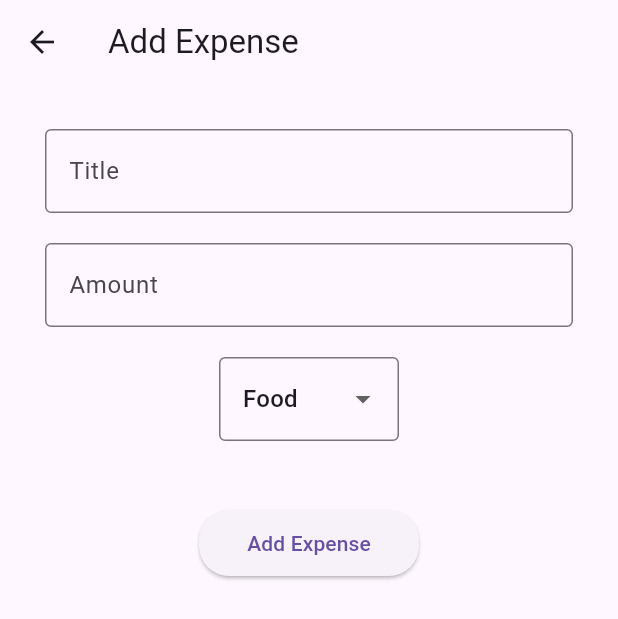
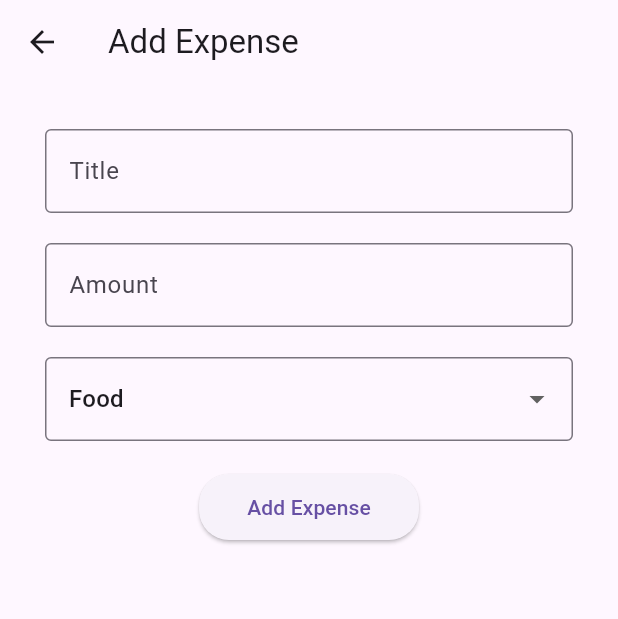
Before and after one commit to Eng-MostafaRamadan/ITI-Tasks, a Flutter app: the screen it shows after launch, after a tap on the "add" icon, on a phone screen of 412 x 824 dp. Shown: the top 619 px of the screen. Run offline on Flutter 3.47's test engine with Material 3 defaults, Android fonts, the phone set to English and light mode, and no system bars; our stand-ins replace flutter_riverpod, loading_indicator.

Commit message:
final code

```diff
--- /dev/null
+++ b/day6_task/lib/Data/expense_class.dart
@@ -0,0 +1,7 @@
+class Expense {
+  final String title;
+  final double amount;
+  final String category;
+
+  Expense({required this.title, required this.amount, required this.category});
+}
--- a/day6_task/lib/expense.dart
+++ b/day6_task/lib/expense.dart
@@ -1,64 +1,79 @@
+import 'package:day6_task/Providers/add_expense.dart';
 import 'package:flutter/material.dart';
+import 'package:flutter_riverpod/flutter_riverpod.dart';
 
-class ExpenseScreen extends StatefulWidget {
+class ExpenseScreen extends ConsumerStatefulWidget {
   const ExpenseScreen({super.key});
 
   @override
-  State<ExpenseScreen> createState() => _ExpenseScreenState();
+  ConsumerState<ExpenseScreen> createState() => _ExpenseScreenState();
 }
 
-class _ExpenseScreenState extends State<ExpenseScreen> {
+class _ExpenseScreenState extends ConsumerState<ExpenseScreen> {
+  final TextEditingController _titleController = TextEditingController();
+  final TextEditingController _amountController = TextEditingController();
+  String _selectedCategory = 'Food';
+  final List<String> _categories = ['Food', 'Transport', 'Shopping', 'Bills'];
+
+  void _addExpense() {
+    final String title = _titleController.text.trim();
+    final double? amount = double.tryParse(_amountController.text.trim());
+
+    if (title.isEmpty || amount == null || amount <= 0) {
+      return;
+    }
+
+    ref
+        .read(expenseProvider.notifier)
+        .addExpense(title, amount, _selectedCategory);
+
+    _titleController.clear();
+    _amountController.clear();
+    _selectedCategory = 'Food';
+
+    Navigator.pop(context);
+  }
+
   @override
   Widget build(BuildContext context) {
-    String selectedCategory = 'Food';
-    final List<String> categories = ['Food', 'Transport', 'Shopping', 'Bills'];
     return Scaffold(
-      appBar: AppBar(
-        title: Text("Add Expense"),
-      ),
+      appBar: AppBar(title: const Text("Add Expense")),
       body: Padding(
         padding: const EdgeInsets.all(30),
         child: Column(
           children: [
             TextField(
-              keyboardType: TextInputType.text,
+              controller: _titleController,
               decoration: const InputDecoration(
-                label: Text("Title"),
+                labelText: "Title",
                 border: OutlineInputBorder(),
               ),
             ),
-            SizedBox(height: 20),
+            const SizedBox(height: 20),
             TextField(
+              controller: _amountController,
               keyboardType: TextInputType.number,
               decoration: const InputDecoration(
-                label: Text("Amount"),
+                labelText: "Amount",
                 border: OutlineInputBorder(),
               ),
             ),
-            SizedBox(height: 20),
-            SizedBox(
-              width: 120,
-              height: 80,
-              child: DropdownButtonFormField(
-                value: selectedCategory,
-                items: categories.map((category) {
-                  return DropdownMenuItem(
-                      value: category, child: Text(category));
+            const SizedBox(height: 20),
+            DropdownButtonFormField(
+              value: _selectedCategory,
+              items: _categories.map((category) {
+                return DropdownMenuItem(value: category, child: Text(category));
               }).toList(),
               onChanged: (value) {
                 setState(() {
-                    selectedCategory = value!;
+                  _selectedCategory = value!;
                 });
               },
               decoration: const InputDecoration(border: OutlineInputBorder()),
             ),
-            ),
-            SizedBox(height: 20),
-            Center(
-              child: ElevatedButton(
-                onPressed: () {
-                  // Handle expense submission
-                },
+            const SizedBox(height: 20),
+            ElevatedButton(
+              onPressed: _addExpense,
               style: ElevatedButton.styleFrom(
                 shape: RoundedRectangleBorder(
                     borderRadius: BorderRadius.circular(20)),
@@ -67,7 +82,6 @@ class _ExpenseScreenState extends State<ExpenseScreen> {
               ),
               child: const Text('Add Expense'),
             ),
-            ),
           ],
         ),
       ),
--- a/day6_task/lib/home_screen.dart
+++ b/day6_task/lib/home_screen.dart
@@ -1,52 +1,98 @@
+import 'package:day6_task/Providers/add_expense.dart';
 import 'package:flutter/material.dart';
+import 'package:flutter_riverpod/flutter_riverpod.dart';
 
-class HomeScreen extends StatelessWidget {
+class HomeScreen extends ConsumerWidget {
   const HomeScreen({super.key});
 
   @override
-  Widget build(BuildContext context) {
+  Widget build(BuildContext context, WidgetRef ref) {
+    final expenses = ref.watch(expenseProvider);
+    final double totalSpent =
+        expenses.fold(0.0, (sum, expense) => sum + expense.amount);
+
     return Scaffold(
       floatingActionButton: FloatingActionButton(
         onPressed: () {
           Navigator.of(context).pushNamed("expense");
         },
-        child: Icon(Icons.add),
+        child: const Icon(Icons.add),
       ),
-      appBar: AppBar(
-        title: Text("Expense Tracker"),
-      ),
-      body: Column(
+      appBar: AppBar(title: const Text("Expense Tracker")),
+      body: Padding(
+        padding: const EdgeInsets.all(16),
+        child: Column(
           children: [
-          Center(
-            child: Padding(
-              padding: const EdgeInsets.only(top: 5),
-              child: Container(
-                padding:
-                    const EdgeInsets.symmetric(horizontal: 16, vertical: 8),
+            Container(
+              padding: const EdgeInsets.symmetric(horizontal: 16, vertical: 8),
               decoration: BoxDecoration(
                 color: Colors.white,
                 borderRadius: BorderRadius.circular(12),
                 boxShadow: [
                   BoxShadow(
-                      color: Colors.black.withOpacity(0.5),
+                    color: Colors.black.withOpacity(0.2),
                     blurRadius: 5,
                     offset: const Offset(0, 2),
                   ),
                 ],
               ),
               child: Text(
-                  'Total Spent: \$ 0.00',
+                'Total Spent: \$${totalSpent.toStringAsFixed(2)}',
                 style: const TextStyle(
-                    fontSize: 16,
+                  fontSize: 18,
                   fontWeight: FontWeight.bold,
                   color: Colors.black87,
                 ),
               ),
             ),
+            const SizedBox(height: 20),
+            Expanded(
+              child: expenses.isEmpty
+                  ? const Center(child: Text("No expenses added"))
+                  : ListView.builder(
+                      itemCount: expenses.length,
+                      itemBuilder: (context, index) {
+                        final expense = expenses[index];
+                        return Card(
+                          shape: RoundedRectangleBorder(
+                            borderRadius: BorderRadius.circular(12),
+                          ),
+                          elevation: 3,
+                          margin: const EdgeInsets.symmetric(vertical: 8),
+                          child: ListTile(
+                            leading: const Icon(Icons.category, size: 30),
+                            title: Text(
+                              expense.title,
+                              style:
+                                  const TextStyle(fontWeight: FontWeight.bold),
+                            ),
+                            subtitle: Text(expense.category),
+                            trailing: Row(
+                              mainAxisSize: MainAxisSize.min,
+                              children: [
+                                Text(
+                                  "\$${expense.amount.toStringAsFixed(2)}",
+                                  style: const TextStyle(fontSize: 16),
+                                ),
+                                IconButton(
+                                  icon: const Icon(Icons.delete,
+                                      color: Colors.red),
+                                  onPressed: () {
+                                    ref
+                                        .read(expenseProvider.notifier)
+                                        .removeExpense(expense);
+                                  },
+                                ),
+                              ],
+                            ),
+                          ),
+                        );
+                      },
                     ),
             ),
           ],
         ),
+      ),
     );
   }
 }
--- a/day6_task/lib/main.dart
+++ b/day6_task/lib/main.dart
@@ -1,23 +1,23 @@
 import 'package:day6_task/expense.dart';
-import 'package:day6_task/home_screen.dart';
 import 'package:flutter/material.dart';
+import 'package:flutter_riverpod/flutter_riverpod.dart';
+import 'home_screen.dart';
 
 void main() {
-  runApp(const MyApp());
+  runApp(const ProviderScope(child: MyApp()));
 }
 
 class MyApp extends StatelessWidget {
   const MyApp({super.key});
 
-  // This widget is the root of your application.
   @override
   Widget build(BuildContext context) {
     return MaterialApp(
       debugShowCheckedModeBanner: false,
-      initialRoute: "home",
+      initialRoute: 'home',
       routes: {
-        "home": (context) => HomeScreen(),
-        "expense": (context) => ExpenseScreen(),
+        'home': (context) => const HomeScreen(),
+        'expense': (context) => const ExpenseScreen(),
       },
     );
   }
```
Also changed, not shown: day6_task/lib/Providers/add_expense.dart (added, +25 -0 lines). Lines whose indentation alone changed are shown as unchanged.
